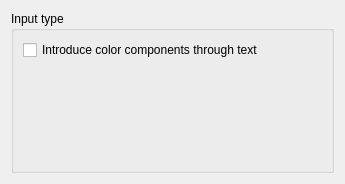
Before: the Qt Designer form src/settings/builderconfiguration.ui in KDE/kcoloredit, drawn with Qt 5.
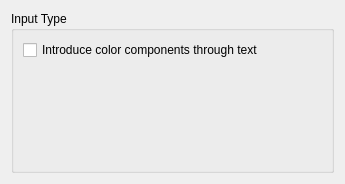
After: the same form once the commit is applied.

The edit to the form file:
```diff
--- a/src/settings/builderconfiguration.ui
+++ b/src/settings/builderconfiguration.ui
@@ -14,7 +14,7 @@
    <item row="1" column="0">
     <widget class="QGroupBox" name="groupBox">
      <property name="title">
-      <string>Input type</string>
+      <string>Input Type</string>
      </property>
      <layout class="QGridLayout" name="gridLayout_2">
       <item row="0" column="0">
```
